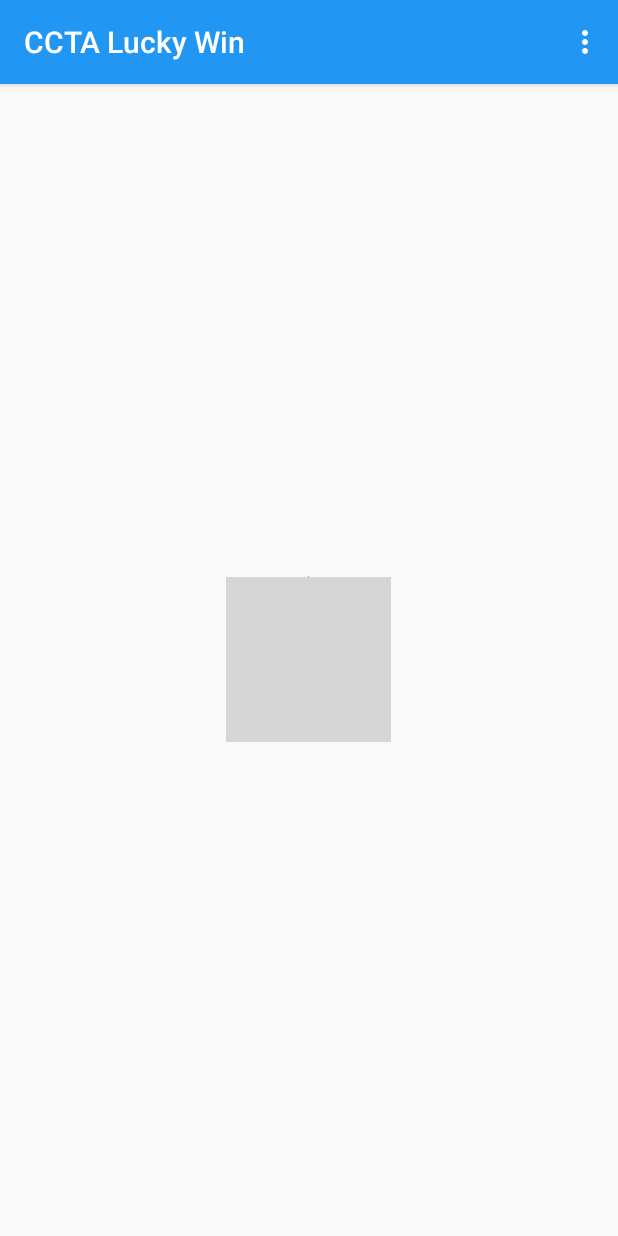
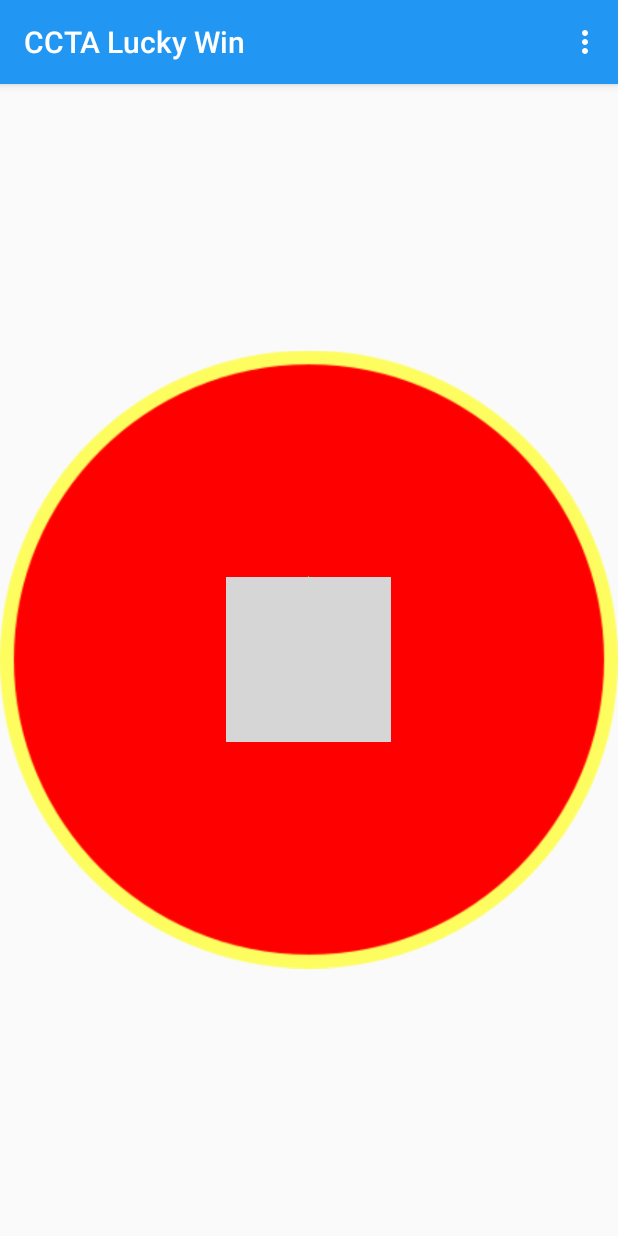
Before and after one commit to kelokchan/Luckydraw-App, an Android app: the Activity_LuckyWheel screen opened directly, with no data from a screen before it, on a phone screen of 412 x 824 dp. Run offline under Robolectric (Android 15) with nearby library versions, the phone set to English and light mode, and no system bars; our stand-ins replace ButterKnife, CircleImageView; libraries missing offline, so code that uses them is left out: com.hookedonplay.decoviewlib, me.iwf.photopicker; plain views replace DecoView; grey boxes are pictures that could not be loaded.

Commit message:
add blinking lights to lucky wheel

```diff
--- a/app/src/main/java/com/example/loh/gridview/Activity_LuckyWheel.java
+++ b/app/src/main/java/com/example/loh/gridview/Activity_LuckyWheel.java
@@ -16,19 +16,20 @@ import android.os.Handler;
 import android.os.ParcelFileDescriptor;
 import android.provider.MediaStore;
 import android.support.v7.app.AppCompatActivity;
-import android.util.Log;
 import android.view.Menu;
 import android.view.MenuInflater;
 import android.view.MenuItem;
 import android.view.MotionEvent;
 import android.view.VelocityTracker;
 import android.view.View;
+import android.view.animation.AlphaAnimation;
 import android.view.animation.Animation;
 import android.view.animation.AnimationUtils;
 import android.view.animation.DecelerateInterpolator;
 import android.view.animation.LinearInterpolator;
 import android.view.animation.RotateAnimation;
 import android.widget.ImageButton;
+import android.widget.ImageView;
 import android.widget.RelativeLayout;
 
 import com.hookedonplay.decoviewlib.DecoView;
@@ -56,6 +57,8 @@ public class Activity_LuckyWheel extends AppCompatActivity {
     WheelOfLuck wheelOfLuck;
     @Bind(R.id.spinner)
     ImageButton spinner;
+    @Bind(R.id.imgview_wheel_bg)
+    ImageView wheel_bg;
     private double mCurrAngle = 0;
     private double mPrevAngle = 0;
     private double angularAcceleration;
@@ -102,6 +105,13 @@ public class Activity_LuckyWheel extends AppCompatActivity {
         backgroundPath = sharedPreferences.getString(BACKGROUND_KEY, null);
         BitmapDrawable background = new BitmapDrawable(BitmapFactory.decodeFile(backgroundPath));
         rl.setBackgroundDrawable(background);
+
+        final Animation animation = new AlphaAnimation(1, 0);
+        animation.setDuration(500);
+        animation.setInterpolator(new LinearInterpolator());
+        animation.setRepeatCount(Animation.INFINITE);
+        animation.setRepeatMode(Animation.REVERSE);
+        wheel_bg.startAnimation(animation);
     }
 
     @OnClick(R.id.spinner)
@@ -203,8 +213,7 @@ public class Activity_LuckyWheel extends AppCompatActivity {
 
     // Rotation animation of lucky wheel
     private void spin(double fromDegrees, double toDegrees, long durationMillis, boolean isSpinning) {
-        Log.e("degreediff",(toDegrees-fromDegrees)+"");
-        Log.e("duration",durationMillis+"");
+        if(durationMillis>8000)durationMillis=8000;
         final RotateAnimation rotate = new RotateAnimation((float) fromDegrees, (float) toDegrees,
                 RotateAnimation.RELATIVE_TO_SELF, 0.5f,
                 RotateAnimation.RELATIVE_TO_SELF, 0.5f);
--- a/app/src/main/java/com/example/loh/gridview/WheelOfLuck.java
+++ b/app/src/main/java/com/example/loh/gridview/WheelOfLuck.java
@@ -9,7 +9,6 @@ import android.graphics.Path;
 import android.graphics.Rect;
 import android.graphics.RectF;
 import android.util.AttributeSet;
-import android.util.Log;
 import android.util.TypedValue;
 import android.view.View;
 
@@ -53,7 +52,7 @@ public class WheelOfLuck extends View {
         int screenWidth=getMeasuredWidth();
         int screenHeight=getMeasuredHeight();
         int width = Math.min(screenWidth, screenHeight);
-        radius=width/2;
+        radius=width/2-80;
         centerX=getMeasuredHeight()>getMeasuredWidth()?screenWidth/2:screenHeight/2;
         centerY=getMeasuredHeight()>getMeasuredWidth()?screenHeight/2:screenWidth/2;
 
@@ -110,7 +109,6 @@ public class WheelOfLuck extends View {
         path.moveTo(x, y);
         path.lineTo(centerX, centerY);
         mCanvas.drawTextOnPath(mStr, path, 0, 20, mTextPaint);
-        Log.e(x+" "+(centerX+ radius / 4),y+" "+(centerY+ radius / 4));
 
         //Text out circle in code
         /*Path path = new Path();
--- a/app/src/main/res/layout/activity_lucky_wheel.xml
+++ b/app/src/main/res/layout/activity_lucky_wheel.xml
@@ -3,14 +3,22 @@
     xmlns:tools="http://schemas.android.com/tools"
     android:layout_width="match_parent"
     android:layout_height="match_parent"
-    android:paddingBottom="@dimen/activity_vertical_margin"
-    android:paddingLeft="@dimen/activity_horizontal_margin"
-    android:paddingRight="@dimen/activity_horizontal_margin"
-    android:paddingTop="@dimen/activity_vertical_margin"
     android:id="@+id/relativeLayout"
     android:animateLayoutChanges="true"
     tools:context="com.now.luckydrawapp.Activity_LuckyWheel">
 
+    <ImageView
+        android:layout_width="match_parent"
+        android:layout_height="wrap_content"
+        android:layout_centerInParent="true"
+        android:src="@drawable/wheel_background_lights_out"/>
+
+    <ImageView
+        android:id="@+id/imgview_wheel_bg"
+        android:layout_width="match_parent"
+        android:layout_height="wrap_content"
+        android:layout_centerInParent="true"
+        android:src="@drawable/wheel_background"/>
 
     <pl.droidsonroids.gif.GifImageView
         android:layout_width="match_parent"
@@ -31,11 +39,11 @@
         android:layout_centerHorizontal="true"
         />
 
-
     <com.example.loh.gridview.WheelOfLuck
         android:id="@+id/wheelOfLuck"
         android:layout_width="match_parent"
         android:layout_height="match_parent"
+        android:padding="50dp"
         android:layout_centerInParent="true"/>
 
     <com.hookedonplay.decoviewlib.DecoView
```
Also changed, not shown: app/src/main/res/drawable/wheel_background.png (added), app/src/main/res/drawable/wheel_background_lights_out.png (added).
